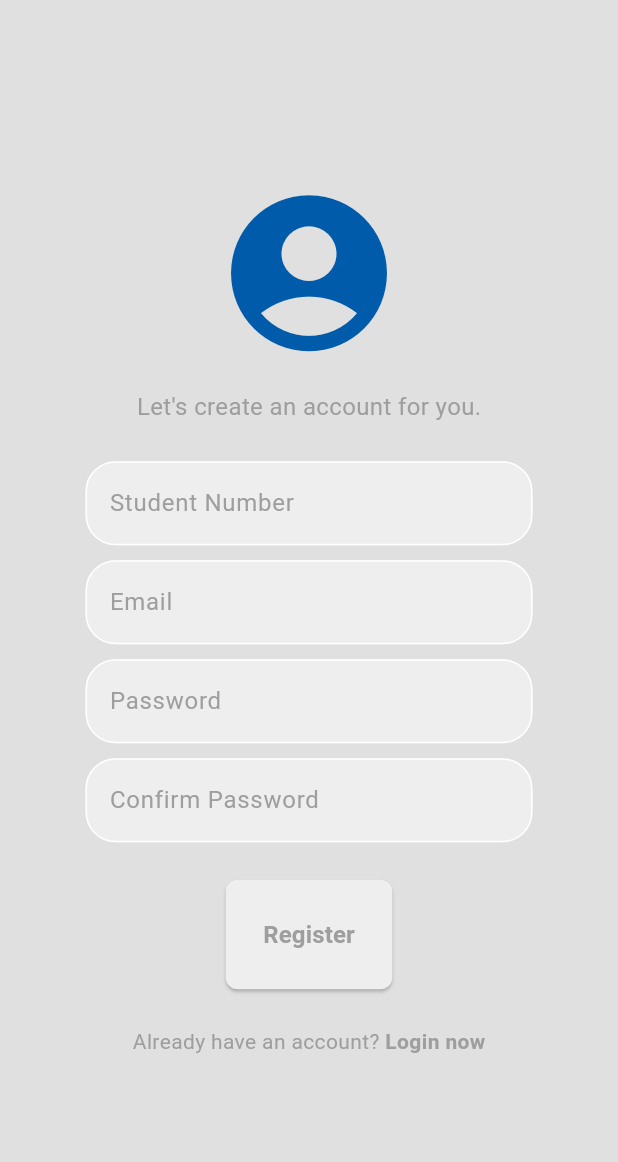
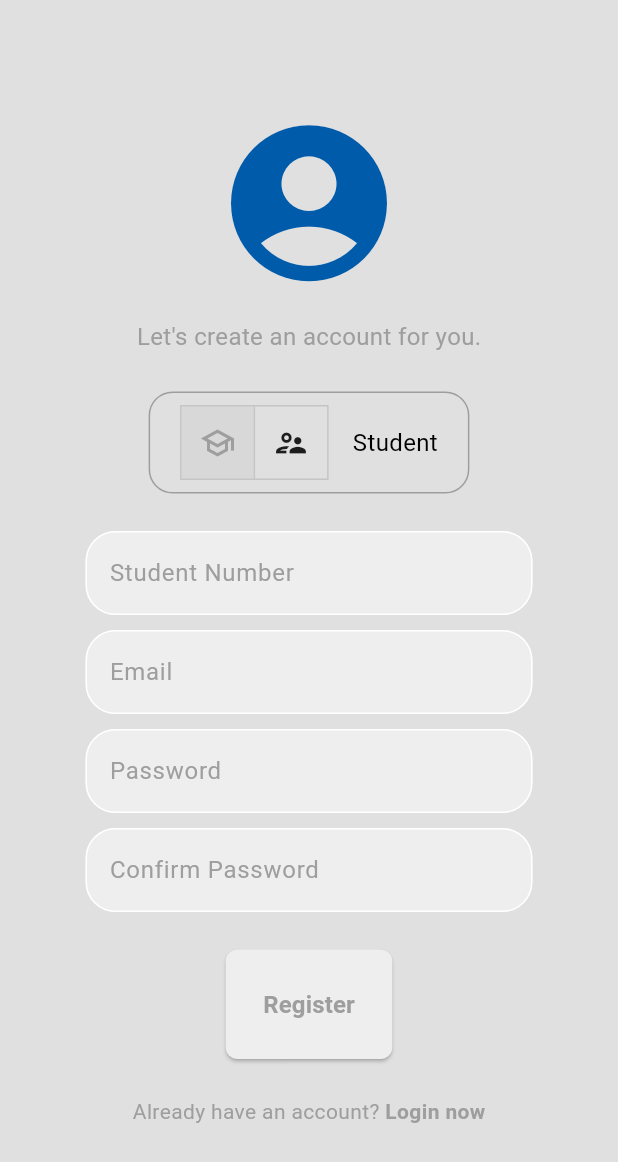
Before and after one commit to ulrichscholtz/tuks-tutor, a Flutter app: the screen it shows after launch, swiped to page 2, on a phone screen of 412 x 824 dp. Shown: the top 1162 px of the screen. Run offline on Flutter 3.47's test engine with Material 3 defaults, Android fonts, the phone set to English and light mode, and no system bars; our stand-ins replace cloud_firestore, firebase_auth, firebase_core, firebase_messaging, rxdart; accounts and stored records are empty.

Commit message:
Added user type selection.

```diff
--- a/lib/pages/register_page.dart
+++ b/lib/pages/register_page.dart
@@ -4,16 +4,8 @@ import 'package:tuks_tutor_dev/services/auth/auth_service.dart';
 import 'package:tuks_tutor_dev/components/my_button.dart';
 import 'package:tuks_tutor_dev/components/my_textfield.dart';
 
-class RegisterPage extends StatelessWidget {
+class RegisterPage extends StatefulWidget {
 
-  // Text Controllers
-
-  final TextEditingController _studentNrController = TextEditingController();
-  final TextEditingController _emailController = TextEditingController();
-  final TextEditingController _pwController =TextEditingController();
-  final TextEditingController _confirmPwController =TextEditingController();
-
-  // Tap for Login
   final void Function()? onTap;
 
 
@@ -21,6 +13,22 @@ class RegisterPage extends StatelessWidget {
     super.key,
     required this.onTap,
   });
+
+  @override
+  State<RegisterPage> createState() => _RegisterPageState();
+}
+
+class _RegisterPageState extends State<RegisterPage> {
+  // Text Controllers
+  final TextEditingController _studentNrController = TextEditingController();
+
+  final TextEditingController _emailController = TextEditingController();
+
+  final TextEditingController _pwController =TextEditingController();
+
+  final TextEditingController _confirmPwController =TextEditingController();
+
+  String _selectedUserType = 'Student';
 
   //Register Method
   void register(BuildContext context) {
@@ -56,7 +64,8 @@ class RegisterPage extends StatelessWidget {
     if (_pwController.text == _confirmPwController.text && _studentNrController.text.length >= 8) {
       // Check that all fields are filled
       try {
-        authService.signUpWithEmailPassword(_studentNrController.text, _emailController.text, _pwController.text);
+        String userType = _selectedUserType == 'Student' ? 'Student' : 'Tutor';
+        authService.signUpWithEmailPassword(_studentNrController.text, _emailController.text, _pwController.text, userType);
       } catch (e) {
         showDialog(
           context: context,
@@ -111,6 +120,7 @@ class RegisterPage extends StatelessWidget {
         return;
     }
   }
+
   @override
   Widget build(BuildContext context) {
     return Scaffold(
@@ -137,6 +147,34 @@ class RegisterPage extends StatelessWidget {
 
               const SizedBox(height: 25),
 
+              Container(
+                decoration: BoxDecoration(
+                  borderRadius: BorderRadius.circular(16),
+                  border: Border.all(width: 1, color: Theme.of(context).colorScheme.primary),
+                ),
+                padding: EdgeInsets.symmetric(horizontal: 20, vertical: 8),
+                child: Row(
+                  mainAxisSize: MainAxisSize.min,
+                  children: [
+                    ToggleButtons(
+                      onPressed: (index) {
+                        setState(() {
+                          _selectedUserType = index == 0 ? 'Student' : 'Tutor';
+                        });
+                      },
+                      isSelected: [_selectedUserType == 'Student', _selectedUserType == 'Tutor'],
+                      children: [
+                        Icon(Icons.school_outlined, size: 24),
+                        Icon(Icons.supervisor_account_outlined, size: 24),
+                      ],
+                    ),
+                    SizedBox(width: 16),
+                    Text(_selectedUserType, style: TextStyle(fontSize: 16)),
+                  ],
+                ),
+              ),
+
+              const SizedBox(height: 25),
 
               // Student Number Textfield
               MyTextField(
@@ -197,7 +235,7 @@ class RegisterPage extends StatelessWidget {
                     ),
                   ),
                   GestureDetector(
-                    onTap: onTap,
+                    onTap: widget.onTap,
                     child: Text(
                       "Login now",
                       style: TextStyle(
```
Also changed, not shown: lib/pages/chat_page.dart (+29 -3 lines), lib/services/auth/auth_service.dart (+5 -5 lines).
